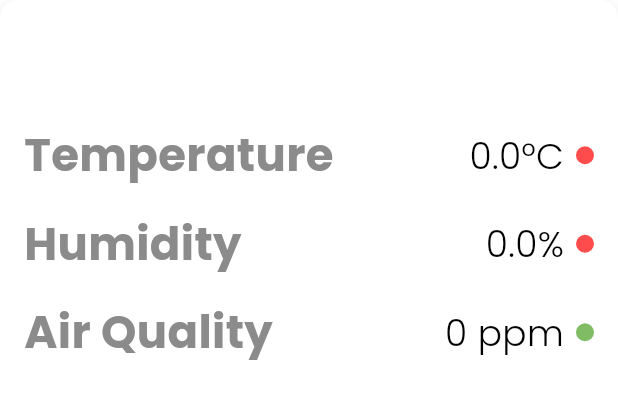
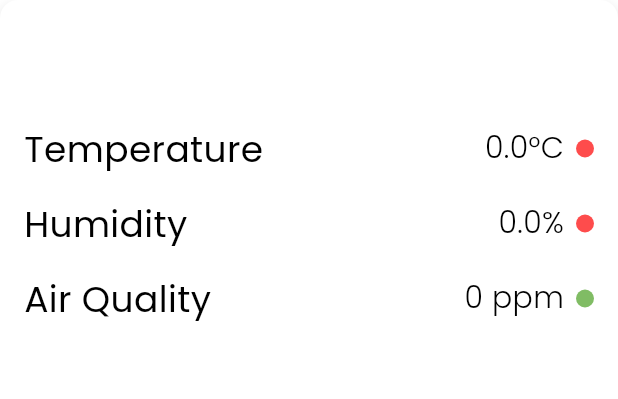
Before and after one commit to KempDewulf/envirosense-app, a Flutter app: the DataDisplayBox widget shown alone on an empty page, opened directly with empty values, on a phone screen of 412 x 824 dp. Shown: the top 399 px of the screen. Run offline on Flutter 3.47's test engine with Material 3 defaults, Android fonts, the phone set to English and light mode, and no system bars; our stand-ins replace dotted_border, firebase_auth, firebase_core, fl_chart, flutter_dotenv, google_fonts and 2 more; missing offline and left inert: mobile_scanner; accounts and stored records are empty; network calls fail.

```diff
--- a/lib/presentation/views/room_overview_screen.dart
+++ b/lib/presentation/views/room_overview_screen.dart
@@ -145,7 +145,7 @@ class _RoomOverviewScreenState extends State<RoomOverviewScreen> with SingleTick
           onInfoPressed: _showEnviroScoreInfo,
           isDeviceDataAvailable: _roomHasDeviceData,
         ),
-        const SizedBox(height: 48),
+        const SizedBox(height: 24),
         ElevatedButton(
           onPressed: () => _showTargetTemperatureSheet(context),
           style: ElevatedButton.styleFrom(
@@ -168,7 +168,7 @@ class _RoomOverviewScreenState extends State<RoomOverviewScreen> with SingleTick
             ],
           ),
         ),
-        const SizedBox(height: 48),
+        const SizedBox(height: 24),
         Container(
           padding: const EdgeInsets.all(8),
           child: Column(
--- a/lib/presentation/widgets/data_display_box.dart
+++ b/lib/presentation/widgets/data_display_box.dart
@@ -112,16 +112,15 @@ class DataDisplayBox extends StatelessWidget {
                 Text(
                   entry.key,
                   style: const TextStyle(
-                    fontSize: 30,
-                    fontWeight: FontWeight.bold,
-                    color: AppColors.accentColor,
+                    fontSize: 24,
+                    color: AppColors.blackColor,
                   ),
                 ),
                 const Spacer(),
                 Text(
                   entry.value['value']!,
                   style: const TextStyle(
-                    fontSize: 24,
+                    fontSize: 20,
                     fontWeight: FontWeight.w300,
                     color: AppColors.blackColor,
                   ),
```
